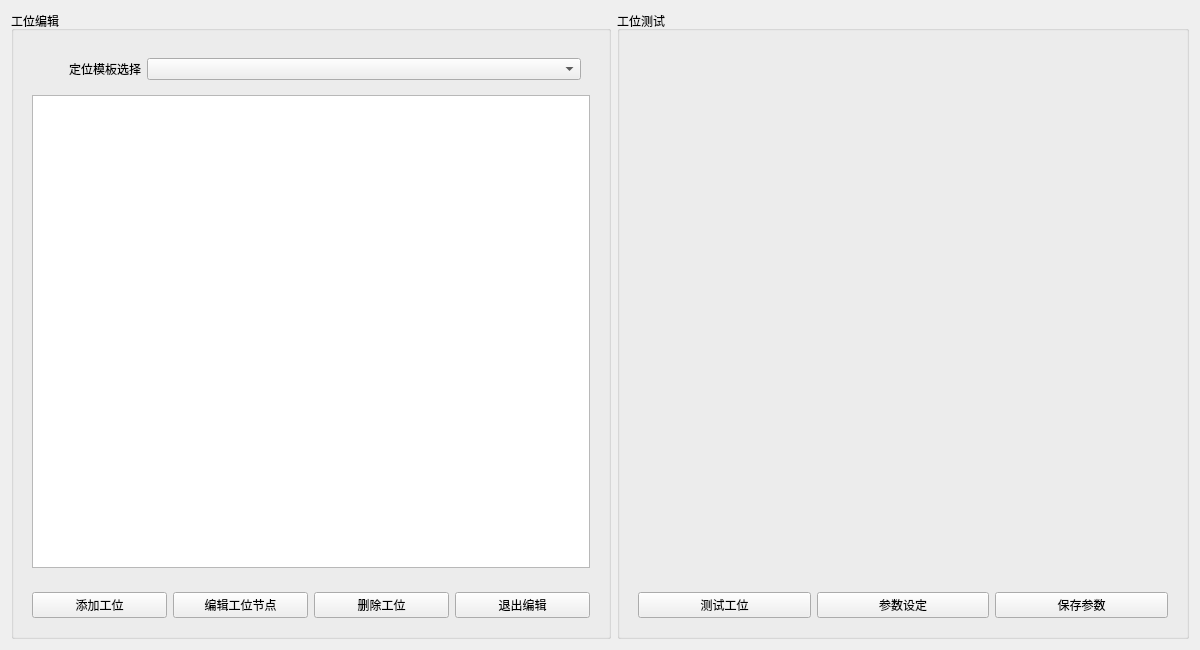
Above: src/ui/StationSet/StationSet.ui from BlackFrogZQ/test before the change. Below: the same form after it.
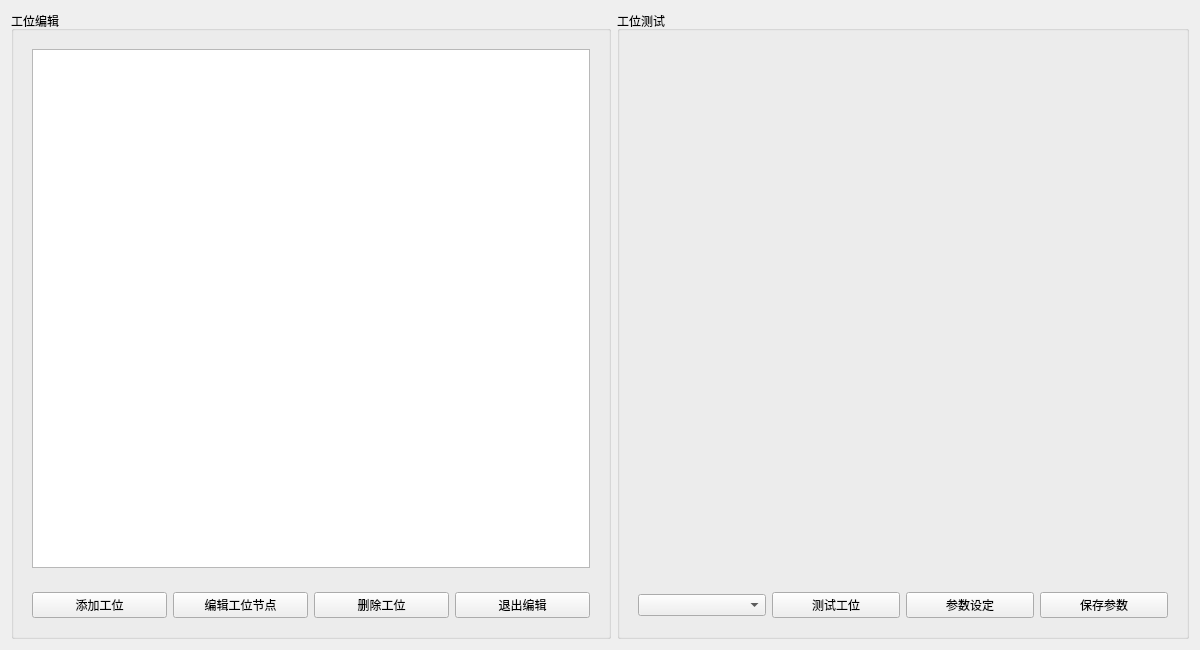
That is the form after the change.

```diff
--- a/src/ui/StationSet/StationSet.ui
+++ b/src/ui/StationSet/StationSet.ui
@@ -47,37 +47,6 @@
       <item>
        <widget class="QWidget" name="widget_2" native="true">
         <layout class="QVBoxLayout" name="verticalLayout">
-         <item>
-          <widget class="QWidget" name="widget" native="true">
-           <layout class="QHBoxLayout" name="horizontalLayout">
-            <item>
-             <widget class="QLabel" name="label">
-              <property name="minimumSize">
-               <size>
-                <width>100</width>
-                <height>0</height>
-               </size>
-              </property>
-              <property name="maximumSize">
-               <size>
-                <width>100</width>
-                <height>16777215</height>
-               </size>
-              </property>
-              <property name="text">
-               <string>定位模板选择</string>
-              </property>
-              <property name="alignment">
-               <set>Qt::AlignRight|Qt::AlignTrailing|Qt::AlignVCenter</set>
-              </property>
-             </widget>
-            </item>
-            <item>
-             <widget class="QComboBox" name="comboBox_TempSelect"/>
-            </item>
-           </layout>
-          </widget>
-         </item>
          <item>
           <widget class="QTableWidget" name="Table_Temp"/>
          </item>
@@ -141,6 +110,9 @@
          </sizepolicy>
         </property>
         <layout class="QHBoxLayout" name="horizontalLayout_4">
+         <item>
+          <widget class="QComboBox" name="comboBox_TempSelect"/>
+         </item>
          <item>
           <widget class="QPushButton" name="pushButton">
            <property name="text">
```
